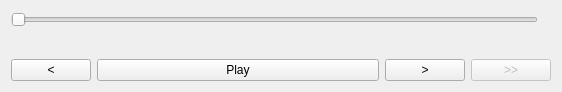
The window that podcatcher/Resources/ui/widgets/PlaybackControlWidget.ui (lostrootpass/alphagem) describes before a commit, drawn with Qt 5.
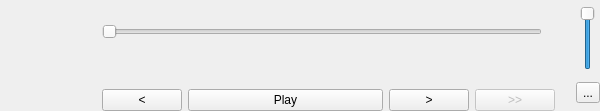
The same window after the commit. Custom widgets are drawn as their Qt base class.

Commit message: Add episode icon to playback bar and make episode icons clickable.

```diff
--- a/podcatcher/Resources/ui/widgets/PlaybackControlWidget.ui
+++ b/podcatcher/Resources/ui/widgets/PlaybackControlWidget.ui
@@ -9,14 +9,54 @@
    <rect>
     <x>0</x>
     <y>0</y>
-    <width>562</width>
-    <height>92</height>
+    <width>600</width>
+    <height>111</height>
    </rect>
   </property>
   <property name="windowTitle">
    <string>PlaybackControlWidget</string>
   </property>
+  <layout class="QHBoxLayout" name="centralLayout">
+   <property name="leftMargin">
+    <number>0</number>
+   </property>
+   <property name="topMargin">
+    <number>0</number>
+   </property>
+   <property name="rightMargin">
+    <number>0</number>
+   </property>
+   <property name="bottomMargin">
+    <number>0</number>
+   </property>
+   <item>
+    <layout class="QVBoxLayout" name="iconLayout">
+     <item>
+      <widget class="FeedIconWidget" name="episodeIcon">
+       <property name="sizePolicy">
+        <sizepolicy hsizetype="Fixed" vsizetype="Fixed">
+         <horstretch>0</horstretch>
+         <verstretch>0</verstretch>
+        </sizepolicy>
+       </property>
+       <property name="minimumSize">
+        <size>
+         <width>96</width>
+         <height>96</height>
+        </size>
+       </property>
+       <property name="text">
+        <string/>
+       </property>
+      </widget>
+     </item>
+    </layout>
+   </item>
+   <item>
   <layout class="QVBoxLayout" name="verticalLayout">
+     <property name="spacing">
+      <number>6</number>
+     </property>
    <item>
     <layout class="QHBoxLayout" name="sliderLayout">
      <item>
@@ -55,6 +95,12 @@
    </item>
    <item>
     <widget class="QLabel" name="episodeName">
+       <property name="sizePolicy">
+        <sizepolicy hsizetype="Preferred" vsizetype="Fixed">
+         <horstretch>0</horstretch>
+         <verstretch>0</verstretch>
+        </sizepolicy>
+       </property>
      <property name="text">
       <string/>
      </property>
@@ -89,6 +135,9 @@
        <property name="text">
         <string>Play</string>
        </property>
+         <property name="flat">
+          <bool>false</bool>
+         </property>
       </widget>
      </item>
      <item>
@@ -123,6 +172,66 @@
     </layout>
    </item>
   </layout>
+   </item>
+   <item>
+    <spacer name="horizontalSpacer">
+     <property name="orientation">
+      <enum>Qt::Horizontal</enum>
+     </property>
+     <property name="sizeType">
+      <enum>QSizePolicy::Fixed</enum>
+     </property>
+     <property name="sizeHint" stdset="0">
+      <size>
+       <width>15</width>
+       <height>20</height>
+      </size>
+     </property>
+    </spacer>
+   </item>
+   <item>
+    <layout class="QVBoxLayout" name="verticalLayout_2">
+     <item>
+      <widget class="QSlider" name="verticalSlider">
+       <property name="sizePolicy">
+        <sizepolicy hsizetype="Minimum" vsizetype="Fixed">
+         <horstretch>0</horstretch>
+         <verstretch>0</verstretch>
+        </sizepolicy>
+       </property>
+       <property name="minimumSize">
+        <size>
+         <width>0</width>
+         <height>0</height>
+        </size>
+       </property>
+       <property name="maximumSize">
+        <size>
+         <width>16777215</width>
+         <height>64</height>
+        </size>
+       </property>
+       <property name="maximum">
+        <number>100</number>
+       </property>
+       <property name="value">
+        <number>100</number>
+       </property>
+       <property name="orientation">
+        <enum>Qt::Vertical</enum>
+       </property>
+      </widget>
+     </item>
+     <item>
+      <widget class="QToolButton" name="toolButton">
+       <property name="text">
+        <string>...</string>
+       </property>
+      </widget>
+     </item>
+    </layout>
+   </item>
+  </layout>
  </widget>
  <layoutdefault spacing="6" margin="11"/>
  <customwidgets>
@@ -131,6 +240,11 @@
    <extends>QSlider</extends>
    <header>ui/widgets/playbackslider.h</header>
   </customwidget>
+  <customwidget>
+   <class>FeedIconWidget</class>
+   <extends>QLabel</extends>
+   <header>ui/widgets/feediconwidget.h</header>
+  </customwidget>
  </customwidgets>
  <resources/>
  <connections/>
```
Lines whose indentation alone changed are shown as unchanged. The commit also changes 13 other files.
